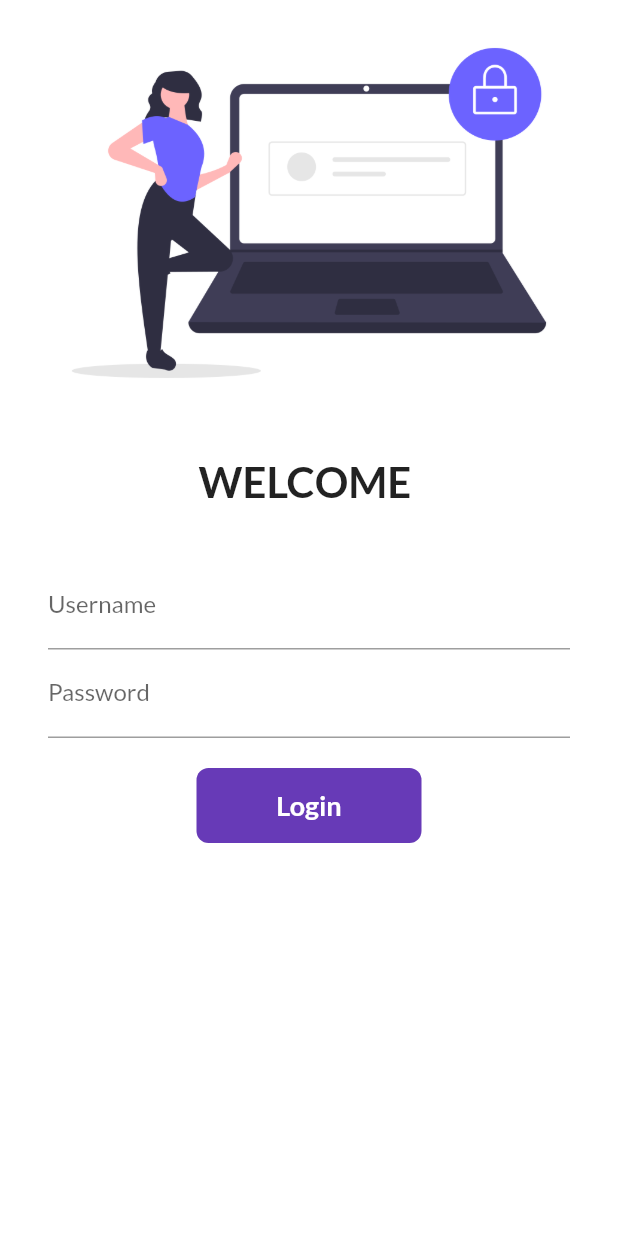
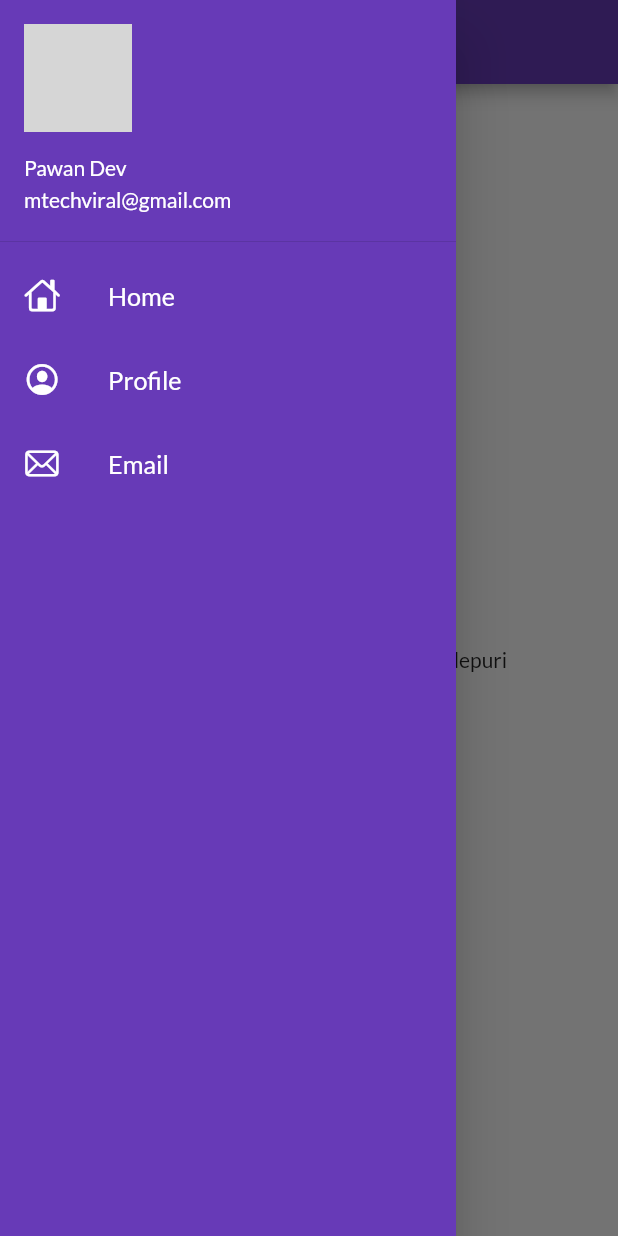
Before and after one commit to Pawan-Dev3/flutter_practice, a Flutter app: the screen it shows after launch, with the side drawer open (before the commit the screen has no drawer), on a phone screen of 412 x 824 dp. Run offline on Flutter 3.47's test engine with Material 2 defaults, Android fonts, the phone set to English and light mode, and no system bars; our stand-ins replace google_fonts; network calls fail; grey boxes are pictures that could not be loaded.

Commit message:
day 9 completed

```diff
--- a/lib/main.dart
+++ b/lib/main.dart
@@ -22,7 +22,9 @@ class MyApp extends StatelessWidget {
         darkTheme: ThemeData(
           brightness: Brightness.dark,
         ),
+        debugShowCheckedModeBanner: false,
         // initialRoute: "/home",
+        initialRoute: MyRoutes.homeRoute,
         routes: {
           "/": (context) => LoginPage(),
           MyRoutes.homeRoute: (context) => HomePage(),
--- a/lib/pages/home_page.dart
+++ b/lib/pages/home_page.dart
@@ -1,3 +1,4 @@
+import 'package:classico/widgets/drawer.dart';
 import 'package:flutter/material.dart';
 
 class HomePage extends StatelessWidget {
@@ -17,7 +18,7 @@ class HomePage extends StatelessWidget {
           child: Text("Welcome to ${days} Days of Flutter by ${name}"),
         ),
       ),
-      drawer: Drawer(),
+      drawer: MyDrawer(),
     );
   }
 }
--- /dev/null
+++ b/lib/widgets/drawer.dart
@@ -0,0 +1,65 @@
+import 'package:flutter/cupertino.dart';
+import 'package:flutter/material.dart';
+
+class MyDrawer extends StatelessWidget {
+  const MyDrawer({super.key});
+
+  @override
+  Widget build(BuildContext context) {
+    final imageUrl =
+        "https://static.wikia.nocookie.net/naruto/images/2/27/Kakashi_Hatake.png/revision/latest/scale-to-width-down/300?cb=20170628120149";
+    return Drawer(
+        child: Container(
+      color: Colors.deepPurple,
+      child: ListView(
+        padding: EdgeInsets.zero,
+        children: [
+          DrawerHeader(
+              padding: EdgeInsets.zero,
+              child: UserAccountsDrawerHeader(
+                margin: EdgeInsets.zero,
+                accountName: Text("Pawan Dev"),
+                accountEmail: Text("mtechviral@gmail.com"),
+                currentAccountPicture: CircleAvatar(
+                  backgroundImage: NetworkImage(imageUrl),
+                ),
+              )),
+          ListTile(
+              leading: Icon(
+                CupertinoIcons.home,
+                color: Colors.white,
+              ),
+              title: Text("Home",
+                  textScaleFactor: 1.2,
+                  style: TextStyle(
+                    color: Colors.white,
+                  ))),
+
+          // Profile
+          ListTile(
+              leading: Icon(
+                CupertinoIcons.profile_circled,
+                color: Colors.white,
+              ),
+              title: Text("Profile",
+                  textScaleFactor: 1.2,
+                  style: TextStyle(
+                    color: Colors.white,
+                  ))),
+
+          // Email
+          ListTile(
+              leading: Icon(
+                CupertinoIcons.mail,
+                color: Colors.white,
+              ),
+              title: Text("Email",
+                  textScaleFactor: 1.2,
+                  style: TextStyle(
+                    color: Colors.white,
+                  ))),
+        ],
+      ),
+    ));
+  }
+}
```
